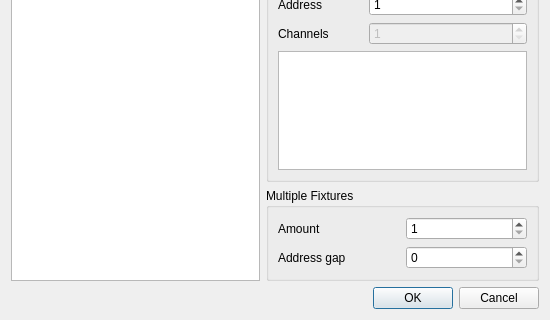
Above: trunk/ui/src/addfixture.ui from Bondzio/qlc before the change; both pictures show x 0 to 550 and y 140 to 460 of the 550 by 460 pixel window. Below: the same form after it.
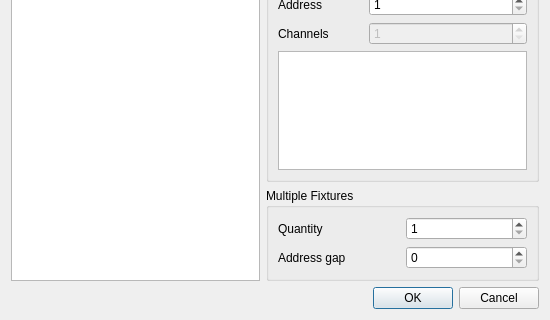
That is the form after the change.

Commit message: Changed "Amount" to "Quantity" in add fixture dialog

Diff of the .ui file:
```diff
--- a/trunk/ui/src/addfixture.ui
+++ b/trunk/ui/src/addfixture.ui
@@ -182,7 +182,7 @@
       <item row="0" column="0">
        <widget class="QLabel" name="m_amountLabel">
         <property name="text">
-         <string>Amount</string>
+         <string>Quantity</string>
         </property>
        </widget>
       </item>
```
